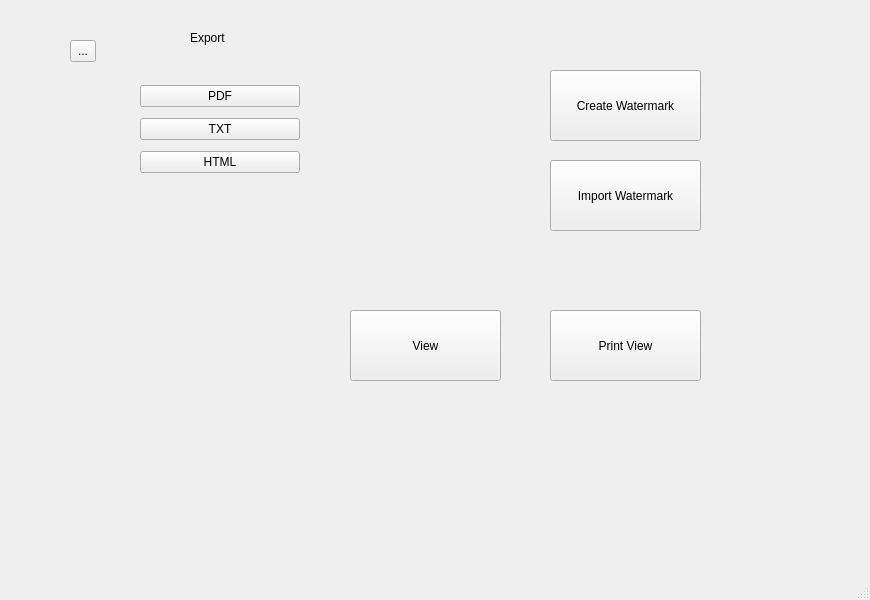
Old version of the form mainwindow.ui in the repository brennanafrank/EasyDraft.
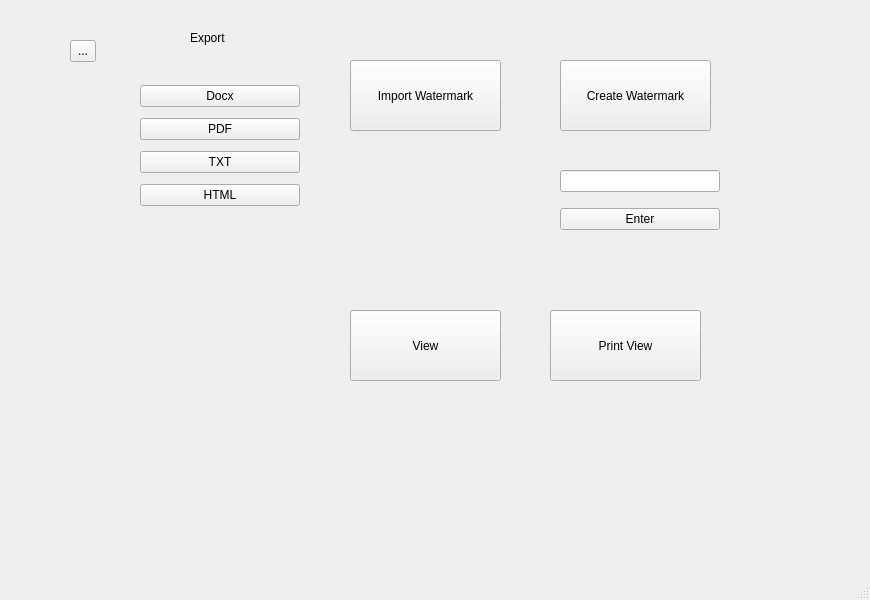
New version of the form. Icons and pictures are not drawn.

Commit message: Implemented final part of creating watermark and can export to docx and can do printing

What changed in the file:
```diff
--- a/mainwindow.ui
+++ b/mainwindow.ui
@@ -331,8 +331,8 @@
      <widget class="QPushButton" name="importWaterMarkButton">
       <property name="geometry">
        <rect>
-        <x>550</x>
-        <y>160</y>
+        <x>350</x>
+        <y>60</y>
         <width>151</width>
         <height>71</height>
        </rect>
@@ -344,8 +344,8 @@
      <widget class="QPushButton" name="createWaterMarkButton">
       <property name="geometry">
        <rect>
-        <x>550</x>
-        <y>70</y>
+        <x>560</x>
+        <y>60</y>
         <width>151</width>
         <height>71</height>
        </rect>
@@ -360,10 +360,17 @@
         <x>140</x>
         <y>80</y>
         <width>160</width>
-        <height>100</height>
+        <height>134</height>
        </rect>
       </property>
       <layout class="QVBoxLayout" name="verticalLayout_5">
+       <item>
+        <widget class="QPushButton" name="DocxButton">
+         <property name="text">
+          <string>Docx</string>
+         </property>
+        </widget>
+       </item>
        <item>
         <widget class="QPushButton" name="PDFButton">
          <property name="text">
@@ -400,6 +407,28 @@
        <string>Export</string>
       </property>
      </widget>
+     <widget class="QWidget" name="verticalLayoutWidget_2">
+      <property name="geometry">
+       <rect>
+        <x>560</x>
+        <y>160</y>
+        <width>160</width>
+        <height>80</height>
+       </rect>
+      </property>
+      <layout class="QVBoxLayout" name="importLineEditHolder">
+       <item>
+        <widget class="QLineEdit" name="lineEditForWritingWatermark"/>
+       </item>
+       <item>
+        <widget class="QPushButton" name="pushButtonForWriting">
+         <property name="text">
+          <string>Enter</string>
+         </property>
+        </widget>
+       </item>
+      </layout>
+     </widget>
     </widget>
     <widget class="QWidget" name="viewDocument">
      <widget class="QTextBrowser" name="textBrowser">
```
The commit also changes 6 other files.
